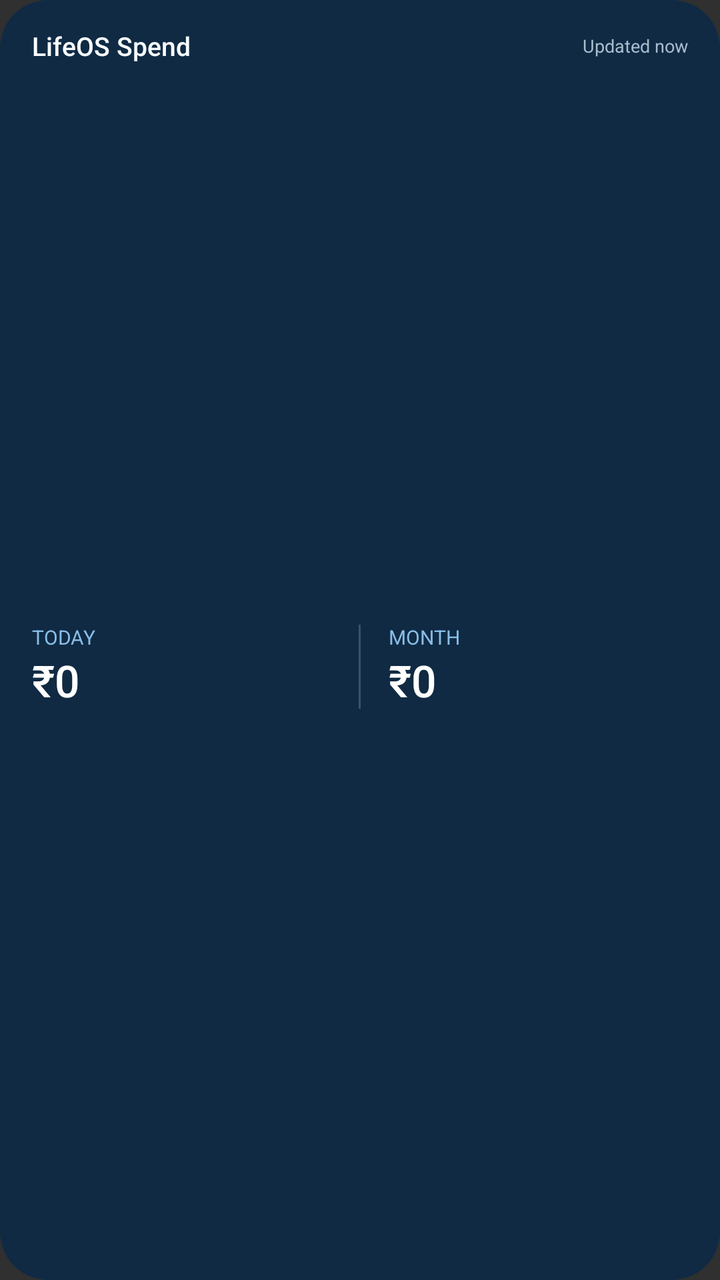
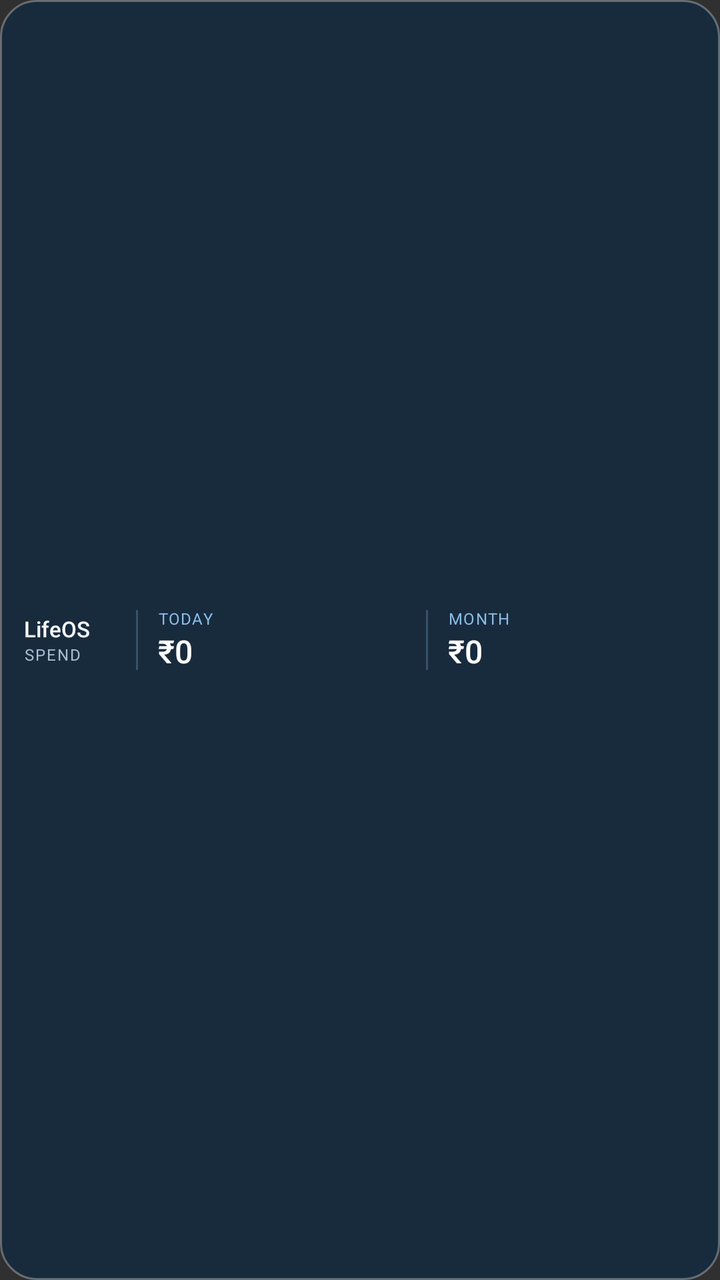

The first picture is an Android layout as it rendered before a commit; the second is the same layout after the commit. The layout source and the unified diff follow.
<!-- AndroidManifest.xml: application theme Theme.LifeOS -->
<!-- res/layout/widget_spend.xml -->
<?xml version="1.0" encoding="utf-8"?>
<LinearLayout xmlns:android="http://schemas.android.com/apk/res/android"
    android:id="@+id/widget_root"
    android:layout_width="match_parent"
    android:layout_height="match_parent"
    android:background="@drawable/widget_background"
    android:orientation="vertical">

    <LinearLayout
        android:layout_width="match_parent"
        android:layout_height="wrap_content"
        android:gravity="center_vertical"
        android:orientation="horizontal">

        <TextView
            android:layout_width="0dp"
            android:layout_height="wrap_content"
            android:layout_weight="1"
            android:fontFamily="sans-serif-medium"
            android:text="LifeOS Spend"
            android:textColor="#F7FBFF"
            android:textSize="13sp" />

        <TextView
            android:id="@+id/widget_updated"
            android:layout_width="wrap_content"
            android:layout_height="wrap_content"
            android:text="Updated now"
            android:textColor="#A9BDCF"
            android:textSize="9sp" />
    </LinearLayout>

    <LinearLayout
        android:layout_width="match_parent"
        android:layout_height="0dp"
        android:layout_marginTop="9dp"
        android:layout_weight="1"
        android:gravity="center_vertical"
        android:orientation="horizontal">

        <LinearLayout
            android:layout_width="0dp"
            android:layout_height="wrap_content"
            android:layout_weight="1"
            android:orientation="vertical">

            <TextView
                android:layout_width="wrap_content"
                android:layout_height="wrap_content"
                android:text="TODAY"
                android:textColor="#89BDE7"
                android:textSize="10sp" />

            <TextView
                android:id="@+id/widget_today_amount"
                android:layout_width="wrap_content"
                android:layout_height="wrap_content"
                android:fontFamily="sans-serif-medium"
                android:text="₹0"
                android:textColor="#FFFFFF"
                android:textSize="22sp" />
        </LinearLayout>

        <TextView
            android:layout_width="1dp"
            android:layout_height="42dp"
            android:layout_marginHorizontal="14dp"
            android:background="@drawable/widget_divider" />

        <LinearLayout
            android:layout_width="0dp"
            android:layout_height="wrap_content"
            android:layout_weight="1"
            android:orientation="vertical">

            <TextView
                android:id="@+id/widget_month_label"
                android:layout_width="wrap_content"
                android:layout_height="wrap_content"
                android:text="MONTH"
                android:textAllCaps="true"
                android:textColor="#89BDE7"
                android:textSize="10sp" />

            <TextView
                android:id="@+id/widget_month_amount"
                android:layout_width="wrap_content"
                android:layout_height="wrap_content"
                android:fontFamily="sans-serif-medium"
                android:text="₹0"
                android:textColor="#FFFFFF"
                android:textSize="22sp" />
        </LinearLayout>
    </LinearLayout>
</LinearLayout>
<!-- resources referenced by this layout -->
<resources>
  <!-- drawable widget_background (drawable) -->
  <?xml version="1.0" encoding="utf-8"?>
  <shape xmlns:android="http://schemas.android.com/apk/res/android" android:shape="rectangle">
      <solid android:color="#102A43" />
      <corners android:radius="24dp" />
      <padding android:left="16dp" android:top="14dp" android:right="16dp" android:bottom="14dp" />
  </shape>
  <!-- drawable widget_divider (drawable) -->
  <?xml version="1.0" encoding="utf-8"?>
  <shape xmlns:android="http://schemas.android.com/apk/res/android" android:shape="rectangle">
      <solid android:color="#36536E" />
  </shape>
  <style name="Theme.LifeOS" parent="android:Theme.Material.NoActionBar">
          <item name="android:statusBarColor">#F4F8F6</item>
          <item name="android:navigationBarColor">#FFFFFF</item>
          <item name="android:windowLightStatusBar">true</item>
      </style>
</resources>

<!-- the commit's change to res/layout/widget_spend.xml (unified diff, before → after) -->
@@ -4,92 +4,95 @@
     android:layout_width="match_parent"
     android:layout_height="match_parent"
     android:background="@drawable/widget_background"
-    android:orientation="vertical">
+    android:gravity="center_vertical"
+    android:orientation="horizontal"
+    android:paddingHorizontal="12dp"
+    android:paddingVertical="8dp">
 
     <LinearLayout
-        android:layout_width="match_parent"
+        android:layout_width="46dp"
         android:layout_height="wrap_content"
-        android:gravity="center_vertical"
-        android:orientation="horizontal">
+        android:orientation="vertical">
 
         <TextView
-            android:layout_width="0dp"
+            android:layout_width="wrap_content"
             android:layout_height="wrap_content"
-            android:layout_weight="1"
             android:fontFamily="sans-serif-medium"
-            android:text="LifeOS Spend"
+            android:text="LifeOS"
             android:textColor="#F7FBFF"
-            android:textSize="13sp" />
+            android:textSize="11sp" />
 
         <TextView
-            android:id="@+id/widget_updated"
             android:layout_width="wrap_content"
             android:layout_height="wrap_content"
-            android:text="Updated now"
+            android:letterSpacing="0.08"
+            android:text="SPEND"
             android:textColor="#A9BDCF"
-            android:textSize="9sp" />
+            android:textSize="8sp" />
     </LinearLayout>
 
+    <TextView
+        android:layout_width="1dp"
+        android:layout_height="30dp"
+        android:layout_marginHorizontal="10dp"
+        android:background="@drawable/widget_divider" />
+
     <LinearLayout
-        android:layout_width="match_parent"
-        android:layout_height="0dp"
-        android:layout_marginTop="9dp"
+        android:layout_width="0dp"
+        android:layout_height="wrap_content"
         android:layout_weight="1"
-        android:gravity="center_vertical"
-        android:orientation="horizontal">
-
-        <LinearLayout
-            android:layout_width="0dp"
-            android:layout_height="wrap_content"
-            android:layout_weight="1"
-            android:orientation="vertical">
-
-            <TextView
-                android:layout_width="wrap_content"
-                android:layout_height="wrap_content"
-                android:text="TODAY"
-                android:textColor="#89BDE7"
-                android:textSize="10sp" />
-
-            <TextView
-                android:id="@+id/widget_today_amount"
-                android:layout_width="wrap_content"
-                android:layout_height="wrap_content"
-                android:fontFamily="sans-serif-medium"
-                android:text="₹0"
-                android:textColor="#FFFFFF"
-                android:textSize="22sp" />
-        </LinearLayout>
+        android:orientation="vertical">
 
         <TextView
-            android:layout_width="1dp"
-            android:layout_height="42dp"
-            android:layout_marginHorizontal="14dp"
-            android:background="@drawable/widget_divider" />
+            android:layout_width="wrap_content"
+            android:layout_height="wrap_content"
+            android:letterSpacing="0.06"
+            android:text="TODAY"
+            android:textColor="#89BDE7"
+            android:textSize="8sp" />
 
-        <LinearLayout
-            android:layout_width="0dp"
+        <TextView
+            android:id="@+id/widget_today_amount"
+            android:layout_width="match_parent"
             android:layout_height="wrap_content"
-            android:layout_weight="1"
-            android:orientation="vertical">
+            android:ellipsize="end"
+            android:fontFamily="sans-serif-medium"
+            android:maxLines="1"
+            android:text="₹0"
+            android:textColor="#FFFFFF"
+            android:textSize="16sp" />
+    </LinearLayout>
 
-            <TextView
-                android:id="@+id/widget_month_label"
-                android:layout_width="wrap_content"
-                android:layout_height="wrap_content"
-                android:text="MONTH"
-                android:textAllCaps="true"
-                android:textColor="#89BDE7"
-                android:textSize="10sp" />
+    <TextView
+        android:layout_width="1dp"
+        android:layout_height="30dp"
+        android:layout_marginHorizontal="10dp"
+        android:background="@drawable/widget_divider" />
 
-            <TextView
-                android:id="@+id/widget_month_amount"
-                android:layout_width="wrap_content"
-                android:layout_height="wrap_content"
-                android:fontFamily="sans-serif-medium"
-                android:text="₹0"
-                android:textColor="#FFFFFF"
-                android:textSize="22sp" />
-        </LinearLayout>
+    <LinearLayout
+        android:layout_width="0dp"
+        android:layout_height="wrap_content"
+        android:layout_weight="1"
+        android:orientation="vertical">
+
+        <TextView
+            android:id="@+id/widget_month_label"
+            android:layout_width="wrap_content"
+            android:layout_height="wrap_content"
+            android:letterSpacing="0.06"
+            android:text="MONTH"
+            android:textColor="#89BDE7"
+            android:textSize="8sp" />
+
+        <TextView
+            android:id="@+id/widget_month_amount"
+            android:layout_width="match_parent"
+            android:layout_height="wrap_content"
+            android:ellipsize="end"
+            android:fontFamily="sans-serif-medium"
+            android:maxLines="1"
+            android:text="₹0"
+            android:textColor="#FFFFFF"
+            android:textSize="16sp" />
     </LinearLayout>
 </LinearLayout>
<!-- resource entries referenced after the edit -->
@@ -3,9 +3,9 @@
   <!-- drawable widget_background (drawable) -->
   <?xml version="1.0" encoding="utf-8"?>
   <shape xmlns:android="http://schemas.android.com/apk/res/android" android:shape="rectangle">
-      <solid android:color="#102A43" />
-      <corners android:radius="24dp" />
-      <padding android:left="16dp" android:top="14dp" android:right="16dp" android:bottom="14dp" />
+      <solid android:color="#B8102A43" />
+      <stroke android:width="1dp" android:color="#4DFFFFFF" />
+      <corners android:radius="18dp" />
   </shape>
   <!-- drawable widget_divider (drawable) -->
   <?xml version="1.0" encoding="utf-8"?>
